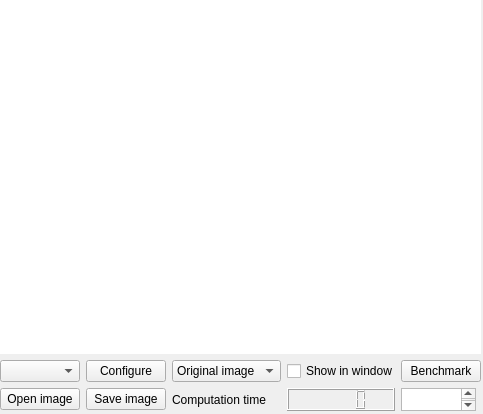
Old version of the form app/form/algorithmcontrolwidget.ui in the repository FormSeher/formseher.
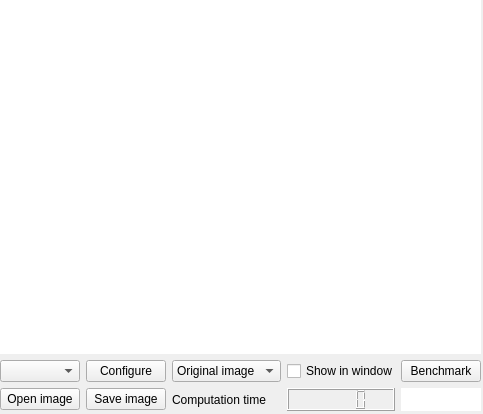
New version of the form.

Commit message: deleted unnecessary comments, changed text browser to label and changed get_time to private member of AlgorithmControlWidget

Patch:
```diff
--- a/app/form/algorithmcontrolwidget.ui
+++ b/app/form/algorithmcontrolwidget.ui
@@ -549,18 +549,427 @@
        </widget>
       </item>
       <item row="7" column="4">
-       <widget class="QTextBrowser" name="runtime2">
-        <property name="sizePolicy">
-         <sizepolicy hsizetype="Minimum" vsizetype="Minimum">
-          <horstretch>0</horstretch>
-          <verstretch>0</verstretch>
-         </sizepolicy>
+       <widget class="QLabel" name="runtime2">
+        <property name="palette">
+         <palette>
+          <active>
+           <colorrole role="WindowText">
+            <brush brushstyle="SolidPattern">
+             <color alpha="255">
+              <red>0</red>
+              <green>0</green>
+              <blue>0</blue>
+             </color>
+            </brush>
+           </colorrole>
+           <colorrole role="Button">
+            <brush brushstyle="SolidPattern">
+             <color alpha="255">
+              <red>255</red>
+              <green>255</green>
+              <blue>255</blue>
+             </color>
+            </brush>
+           </colorrole>
+           <colorrole role="Light">
+            <brush brushstyle="SolidPattern">
+             <color alpha="255">
+              <red>255</red>
+              <green>255</green>
+              <blue>255</blue>
+             </color>
+            </brush>
+           </colorrole>
+           <colorrole role="Midlight">
+            <brush brushstyle="SolidPattern">
+             <color alpha="255">
+              <red>255</red>
+              <green>255</green>
+              <blue>255</blue>
+             </color>
+            </brush>
+           </colorrole>
+           <colorrole role="Dark">
+            <brush brushstyle="SolidPattern">
+             <color alpha="255">
+              <red>127</red>
+              <green>127</green>
+              <blue>127</blue>
+             </color>
+            </brush>
+           </colorrole>
+           <colorrole role="Mid">
+            <brush brushstyle="SolidPattern">
+             <color alpha="255">
+              <red>170</red>
+              <green>170</green>
+              <blue>170</blue>
+             </color>
+            </brush>
+           </colorrole>
+           <colorrole role="Text">
+            <brush brushstyle="SolidPattern">
+             <color alpha="255">
+              <red>0</red>
+              <green>0</green>
+              <blue>0</blue>
+             </color>
+            </brush>
+           </colorrole>
+           <colorrole role="BrightText">
+            <brush brushstyle="SolidPattern">
+             <color alpha="255">
+              <red>255</red>
+              <green>255</green>
+              <blue>255</blue>
+             </color>
+            </brush>
+           </colorrole>
+           <colorrole role="ButtonText">
+            <brush brushstyle="SolidPattern">
+             <color alpha="255">
+              <red>0</red>
+              <green>0</green>
+              <blue>0</blue>
+             </color>
+            </brush>
+           </colorrole>
+           <colorrole role="Base">
+            <brush brushstyle="SolidPattern">
+             <color alpha="255">
+              <red>255</red>
+              <green>255</green>
+              <blue>255</blue>
+             </color>
+            </brush>
+           </colorrole>
+           <colorrole role="Window">
+            <brush brushstyle="SolidPattern">
+             <color alpha="255">
+              <red>255</red>
+              <green>255</green>
+              <blue>255</blue>
+             </color>
+            </brush>
+           </colorrole>
+           <colorrole role="Shadow">
+            <brush brushstyle="SolidPattern">
+             <color alpha="255">
+              <red>0</red>
+              <green>0</green>
+              <blue>0</blue>
+             </color>
+            </brush>
+           </colorrole>
+           <colorrole role="AlternateBase">
+            <brush brushstyle="SolidPattern">
+             <color alpha="255">
+              <red>255</red>
+              <green>255</green>
+              <blue>255</blue>
+             </color>
+            </brush>
+           </colorrole>
+           <colorrole role="ToolTipBase">
+            <brush brushstyle="SolidPattern">
+             <color alpha="255">
+              <red>255</red>
+              <green>255</green>
+              <blue>220</blue>
+             </color>
+            </brush>
+           </colorrole>
+           <colorrole role="ToolTipText">
+            <brush brushstyle="SolidPattern">
+             <color alpha="255">
+              <red>0</red>
+              <green>0</green>
+              <blue>0</blue>
+             </color>
+            </brush>
+           </colorrole>
+          </active>
+          <inactive>
+           <colorrole role="WindowText">
+            <brush brushstyle="SolidPattern">
+             <color alpha="255">
+              <red>0</red>
+              <green>0</green>
+              <blue>0</blue>
+             </color>
+            </brush>
+           </colorrole>
+           <colorrole role="Button">
+            <brush brushstyle="SolidPattern">
+             <color alpha="255">
+              <red>255</red>
+              <green>255</green>
+              <blue>255</blue>
+             </color>
+            </brush>
+           </colorrole>
+           <colorrole role="Light">
+            <brush brushstyle="SolidPattern">
+             <color alpha="255">
+              <red>255</red>
+              <green>255</green>
+              <blue>255</blue>
+             </color>
+            </brush>
+           </colorrole>
+           <colorrole role="Midlight">
+            <brush brushstyle="SolidPattern">
+             <color alpha="255">
+              <red>255</red>
+              <green>255</green>
+              <blue>255</blue>
+             </color>
+            </brush>
+           </colorrole>
+           <colorrole role="Dark">
+            <brush brushstyle="SolidPattern">
+             <color alpha="255">
+              <red>127</red>
+              <green>127</green>
+              <blue>127</blue>
+             </color>
+            </brush>
+           </colorrole>
+           <colorrole role="Mid">
+            <brush brushstyle="SolidPattern">
+             <color alpha="255">
+              <red>170</red>
+              <green>170</green>
+              <blue>170</blue>
+             </color>
+            </brush>
+           </colorrole>
+           <colorrole role="Text">
+            <brush brushstyle="SolidPattern">
+             <color alpha="255">
+              <red>0</red>
+              <green>0</green>
+              <blue>0</blue>
+             </color>
+            </brush>
+           </colorrole>
+           <colorrole role="BrightText">
+            <brush brushstyle="SolidPattern">
+             <color alpha="255">
+              <red>255</red>
+              <green>255</green>
+              <blue>255</blue>
+             </color>
+            </brush>
+           </colorrole>
+           <colorrole role="ButtonText">
+            <brush brushstyle="SolidPattern">
+             <color alpha="255">
+              <red>0</red>
+              <green>0</green>
+              <blue>0</blue>
+             </color>
+            </brush>
+           </colorrole>
+           <colorrole role="Base">
+            <brush brushstyle="SolidPattern">
+             <color alpha="255">
+              <red>255</red>
+              <green>255</green>
+              <blue>255</blue>
+             </color>
+            </brush>
+           </colorrole>
+           <colorrole role="Window">
+            <brush brushstyle="SolidPattern">
+             <color alpha="255">
+              <red>255</red>
+              <green>255</green>
+              <blue>255</blue>
+             </color>
+            </brush>
+           </colorrole>
+           <colorrole role="Shadow">
+            <brush brushstyle="SolidPattern">
+             <color alpha="255">
+              <red>0</red>
+              <green>0</green>
+              <blue>0</blue>
+             </color>
+            </brush>
+           </colorrole>
+           <colorrole role="AlternateBase">
+            <brush brushstyle="SolidPattern">
+             <color alpha="255">
+              <red>255</red>
+              <green>255</green>
+              <blue>255</blue>
+             </color>
+            </brush>
+           </colorrole>
+           <colorrole role="ToolTipBase">
+            <brush brushstyle="SolidPattern">
+             <color alpha="255">
+              <red>255</red>
+              <green>255</green>
+              <blue>220</blue>
+             </color>
+            </brush>
+           </colorrole>
+           <colorrole role="ToolTipText">
+            <brush brushstyle="SolidPattern">
+             <color alpha="255">
+              <red>0</red>
+              <green>0</green>
+              <blue>0</blue>
+             </color>
+            </brush>
+           </colorrole>
+          </inactive>
+          <disabled>
+           <colorrole role="WindowText">
+            <brush brushstyle="SolidPattern">
+             <color alpha="255">
+              <red>127</red>
+              <green>127</green>
+              <blue>127</blue>
+             </color>
+            </brush>
+           </colorrole>
+           <colorrole role="Button">
+            <brush brushstyle="SolidPattern">
+             <color alpha="255">
+              <red>255</red>
+              <green>255</green>
+              <blue>255</blue>
+             </color>
+            </brush>
+           </colorrole>
+           <colorrole role="Light">
+            <brush brushstyle="SolidPattern">
+             <color alpha="255">
+              <red>255</red>
+              <green>255</green>
+              <blue>255</blue>
+             </color>
+            </brush>
+           </colorrole>
+           <colorrole role="Midlight">
+            <brush brushstyle="SolidPattern">
+             <color alpha="255">
+              <red>255</red>
+              <green>255</green>
+              <blue>255</blue>
+             </color>
+            </brush>
+           </colorrole>
+           <colorrole role="Dark">
+            <brush brushstyle="SolidPattern">
+             <color alpha="255">
+              <red>127</red>
+              <green>127</green>
+              <blue>127</blue>
+             </color>
+            </brush>
+           </colorrole>
+           <colorrole role="Mid">
+            <brush brushstyle="SolidPattern">
+             <color alpha="255">
+              <red>170</red>
+              <green>170</green>
+              <blue>170</blue>
+             </color>
+            </brush>
+           </colorrole>
+           <colorrole role="Text">
+            <brush brushstyle="SolidPattern">
+             <color alpha="255">
+              <red>127</red>
+              <green>127</green>
+              <blue>127</blue>
+             </color>
+            </brush>
+           </colorrole>
+           <colorrole role="BrightText">
+            <brush brushstyle="SolidPattern">
+             <color alpha="255">
+              <red>255</red>
+              <green>255</green>
+              <blue>255</blue>
+             </color>
+            </brush>
+           </colorrole>
+           <colorrole role="ButtonText">
+            <brush brushstyle="SolidPattern">
+             <color alpha="255">
+              <red>127</red>
+              <green>127</green>
+              <blue>127</blue>
+             </color>
+            </brush>
+           </colorrole>
+           <colorrole role="Base">
+            <brush brushstyle="SolidPattern">
+             <color alpha="255">
+              <red>255</red>
+              <green>255</green>
+              <blue>255</blue>
+             </color>
+            </brush>
+           </colorrole>
+           <colorrole role="Window">
+            <brush brushstyle="SolidPattern">
+             <color alpha="255">
+              <red>255</red>
+              <green>255</green>
+              <blue>255</blue>
+             </color>
+            </brush>
+           </colorrole>
+           <colorrole role="Shadow">
+            <brush brushstyle="SolidPattern">
+             <color alpha="255">
+              <red>0</red>
+              <green>0</green>
+              <blue>0</blue>
+             </color>
+            </brush>
+           </colorrole>
+           <colorrole role="AlternateBase">
+            <brush brushstyle="SolidPattern">
+             <color alpha="255">
+              <red>255</red>
+              <green>255</green>
+              <blue>255</blue>
+             </color>
+            </brush>
+           </colorrole>
+           <colorrole role="ToolTipBase">
+            <brush brushstyle="SolidPattern">
+             <color alpha="255">
+              <red>255</red>
+              <green>255</green>
+              <blue>220</blue>
+             </color>
+            </brush>
+           </colorrole>
+           <colorrole role="ToolTipText">
+            <brush brushstyle="SolidPattern">
+             <color alpha="255">
+              <red>0</red>
+              <green>0</green>
+              <blue>0</blue>
+             </color>
+            </brush>
+           </colorrole>
+          </disabled>
+         </palette>
         </property>
-        <property name="maximumSize">
-         <size>
-          <width>75</width>
-          <height>23</height>
-         </size>
+        <property name="autoFillBackground">
+         <bool>true</bool>
+        </property>
+        <property name="text">
+         <string/>
         </property>
        </widget>
       </item>
```
Left out of the diff: 34 changed lines with no effect on the pictures. The commit also changes 2 other files.
